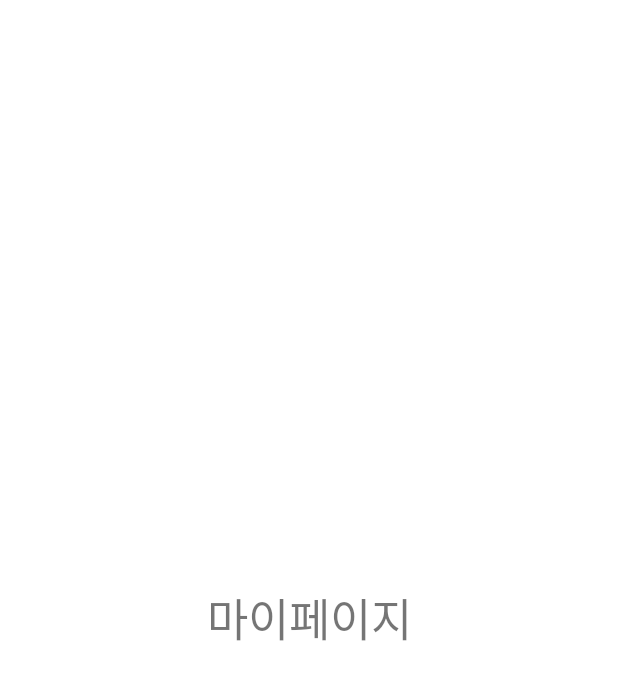
After one commit to rudxo93/Kotlin_PJ_EasyWine, an Android app: the MypageActivity screen opened directly, with no data from a screen before it, on a phone screen of 412 x 824 dp. The commit adds this screen. Shown: the top 680 px of the screen. Run offline under Robolectric (Android 15) with nearby library versions, the phone set to English and light mode, and no system bars.

Commit message:
Main -> 고정으로 보여줄 toolbar 구현 / 상단 icon 클릭 시 mypage Activity 이동

```diff
--- a/app/src/main/AndroidManifest.xml
+++ b/app/src/main/AndroidManifest.xml
@@ -15,6 +15,9 @@
         android:supportsRtl="true"
         android:theme="@style/Theme.EasyWine"
         tools:targetApi="31">
+        <activity
+            android:name=".ui.view.activity.MypageActivity"
+            android:exported="false" />
         <activity
             android:name=".ui.view.activity.CreateNicknameActivity"
             android:exported="false" />
--- /dev/null
+++ b/app/src/main/java/com/duran/gyoung_tae_93/pj/easywine/ui/view/activity/MypageActivity.kt
@@ -0,0 +1,12 @@
+package com.duran.gyoung_tae_93.pj.easywine.ui.view.activity
+
+import androidx.appcompat.app.AppCompatActivity
+import android.os.Bundle
+import com.duran.gyoung_tae_93.pj.easywine.R
+
+class MypageActivity : AppCompatActivity() {
+    override fun onCreate(savedInstanceState: Bundle?) {
+        super.onCreate(savedInstanceState)
+        setContentView(R.layout.activity_mypage)
+    }
+}
--- /dev/null
+++ b/app/src/main/res/drawable/ic_mypage.xml
@@ -0,0 +1,5 @@
+<vector android:height="24dp" android:tint="@color/main_wine_color"
+    android:viewportHeight="24" android:viewportWidth="24"
+    android:width="24dp" xmlns:android="http://schemas.android.com/apk/res/android">
+    <path android:fillColor="@android:color/white" android:pathData="M12,12c2.21,0 4,-1.79 4,-4s-1.79,-4 -4,-4 -4,1.79 -4,4 1.79,4 4,4zM12,14c-2.67,0 -8,1.34 -8,4v2h16v-2c0,-2.66 -5.33,-4 -8,-4z"/>
+</vector>
--- /dev/null
+++ b/app/src/main/res/layout/activity_mypage.xml
@@ -0,0 +1,19 @@
+<?xml version="1.0" encoding="utf-8"?>
+<androidx.constraintlayout.widget.ConstraintLayout xmlns:android="http://schemas.android.com/apk/res/android"
+    xmlns:app="http://schemas.android.com/apk/res-auto"
+    xmlns:tools="http://schemas.android.com/tools"
+    android:layout_width="match_parent"
+    android:layout_height="match_parent"
+    tools:context=".ui.view.activity.MypageActivity">
+
+    <TextView
+        android:layout_width="wrap_content"
+        android:layout_height="wrap_content"
+        android:text="마이페이지"
+        android:textSize="30sp"
+        app:layout_constraintStart_toStartOf="parent"
+        app:layout_constraintEnd_toEndOf="parent"
+        app:layout_constraintTop_toTopOf="parent"
+        app:layout_constraintBottom_toBottomOf="parent"/>
+
+</androidx.constraintlayout.widget.ConstraintLayout>
--- a/app/src/main/res/values/themes.xml
+++ b/app/src/main/res/values/themes.xml
@@ -3,7 +3,6 @@
     <style name="Theme.EasyWine" parent="Theme.MaterialComponents.DayNight.DarkActionBar">
         <!-- Primary brand color. -->
         <item name="windowNoTitle">true</item>
-        <item name="android:windowTranslucentStatus">true</item>
         <item name="colorPrimary">@color/purple_500</item>
         <item name="colorPrimaryVariant">@color/wine_bottle</item>
         <item name="colorOnPrimary">@color/white</item>
```
Also changed, not shown: app/src/main/java/com/duran/gyoung_tae_93/pj/easywine/ui/view/activity/MainActivity.kt (+23 -0 lines), app/src/main/res/layout/activity_main.xml (+21 -1 lines), app/src/main/res/menu/menu_toolbar.xml (added, +10 -0 lines), app/src/main/res/values/strings.xml (+5 -2 lines).
